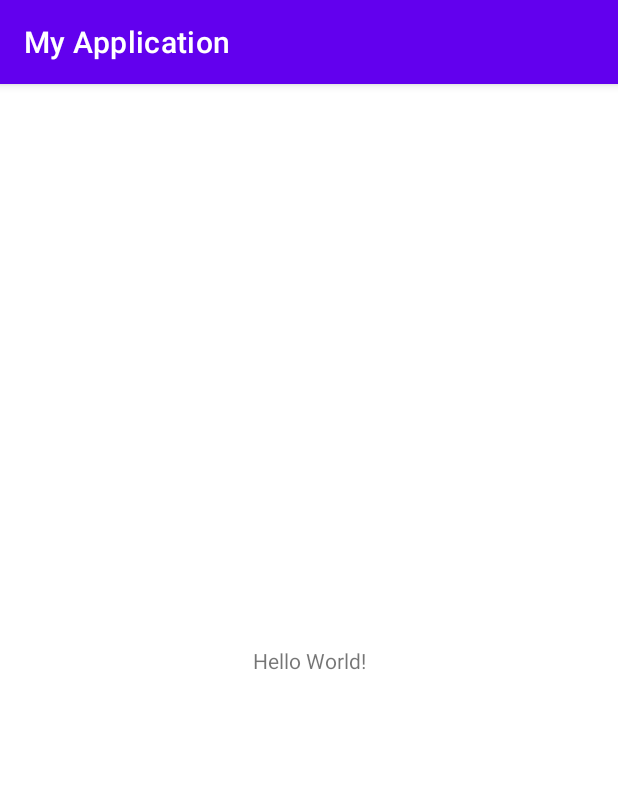
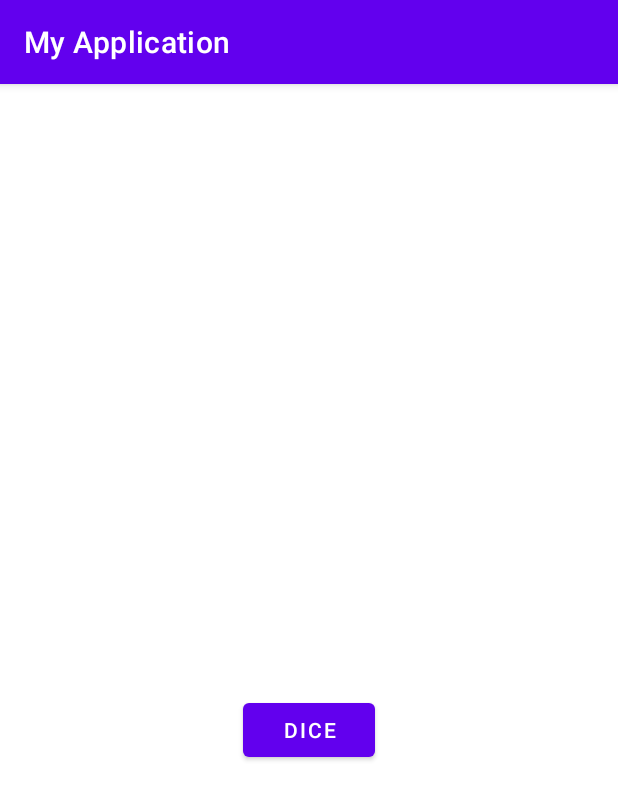
Before and after one commit to hanura13/KotlinCodeLab, an Android app: the screen it shows after launch (MainActivity), on a phone screen of 412 x 824 dp. Shown: the top 800 px of the screen. Run offline under Robolectric (Android 15) with nearby library versions, the phone set to English and light mode, and no system bars.

Commit message:
Dice Roll

```diff
--- a/app/src/main/res/layout/activity_main.xml
+++ b/app/src/main/res/layout/activity_main.xml
@@ -7,12 +7,34 @@
     tools:context=".MainActivity">
 
     <TextView
+        android:id="@+id/textView"
         android:layout_width="wrap_content"
         android:layout_height="wrap_content"
-        android:text="Hello World!"
+        android:textSize="34sp"
+        app:layout_constraintBottom_toBottomOf="parent"
+        app:layout_constraintEnd_toStartOf="@+id/button"
+        app:layout_constraintStart_toStartOf="parent"
+        app:layout_constraintTop_toTopOf="parent"
+        tools:text="1" />
+
+    <Button
+        android:id="@+id/button"
+        android:layout_width="wrap_content"
+        android:layout_height="wrap_content"
+        android:text="Dice"
+        app:layout_constraintEnd_toEndOf="parent"
+        app:layout_constraintStart_toStartOf="parent"
+        app:layout_constraintTop_toBottomOf="@+id/textView" />
+
+    <TextView
+        android:id="@+id/textView2"
+        android:layout_width="wrap_content"
+        android:layout_height="wrap_content"
+        android:textSize="34sp"
         app:layout_constraintBottom_toBottomOf="parent"
         app:layout_constraintEnd_toEndOf="parent"
-        app:layout_constraintStart_toStartOf="parent"
-        app:layout_constraintTop_toTopOf="parent" />
+        app:layout_constraintStart_toEndOf="@+id/button"
+        app:layout_constraintTop_toTopOf="parent"
+        tools:text="2" />
 
 </androidx.constraintlayout.widget.ConstraintLayout>
```
Also changed, not shown: app/src/main/java/com/sundev/myapplication/MainActivity.kt (+26 -0 lines).
